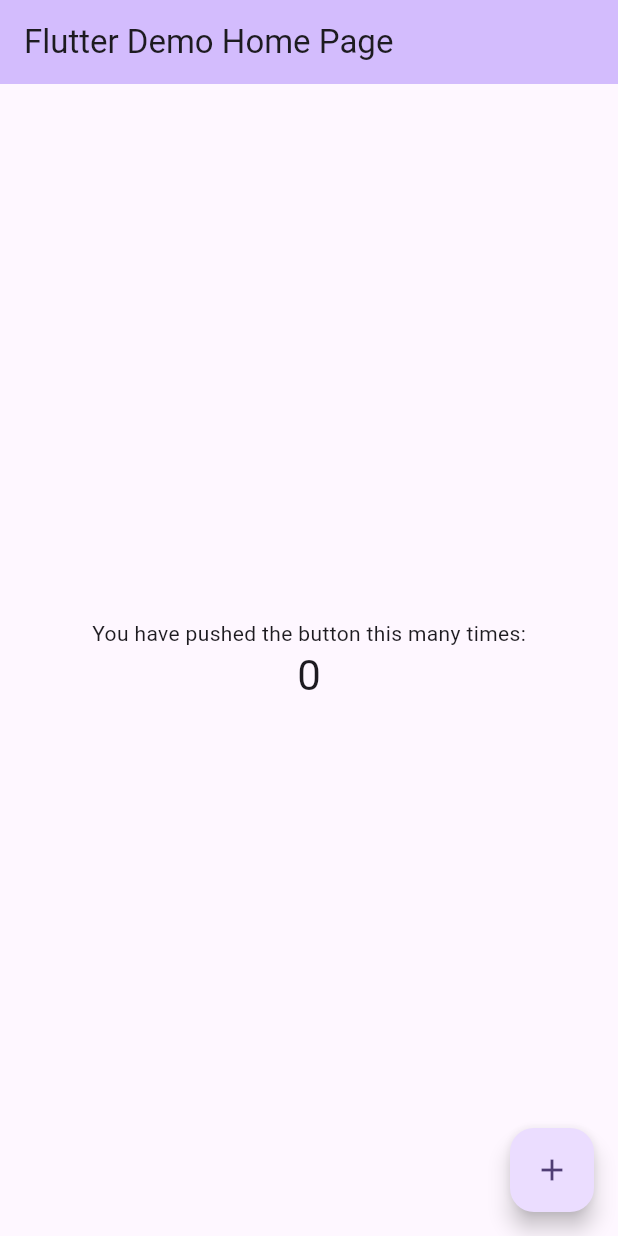
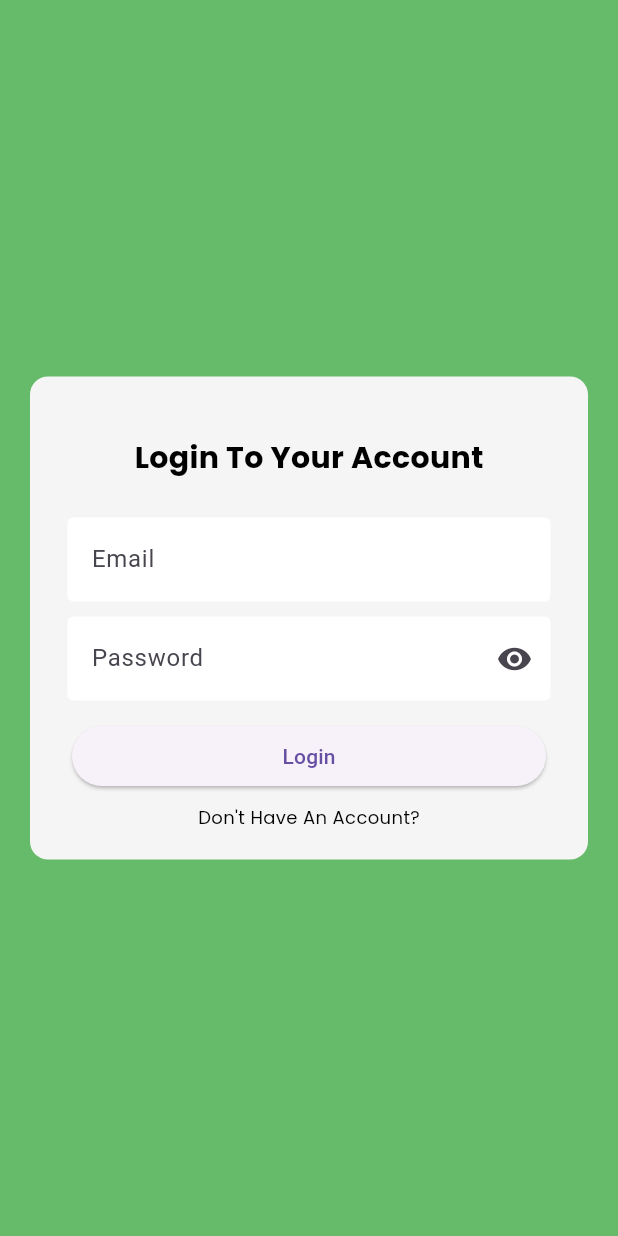
Before and after one commit to ItsXeoz/SAMIF, a Flutter app: the screen it shows after launch, on a phone screen of 412 x 824 dp. Run offline on Flutter 3.47's test engine with Material 3 defaults, Android fonts, the phone set to English and light mode, and no system bars; our stand-ins replace firebase_auth, firebase_core, google_fonts; accounts and stored records are empty.

Commit message:
add login page and register page

```diff
--- /dev/null
+++ b/lib/auth/auth.dart
@@ -0,0 +1,24 @@
+import 'package:firebase_auth/firebase_auth.dart';
+import 'package:flutter/material.dart';
+import 'package:samif/pages/home_page.dart';
+import 'package:samif/pages/login_page.dart';
+
+class AuthPage extends StatelessWidget {
+  const AuthPage({super.key});
+
+  @override
+  Widget build(BuildContext context) {
+    return Scaffold(
+      body: StreamBuilder(
+        stream: FirebaseAuth.instance.authStateChanges(),
+        builder: (context, snapshot) {
+          if (snapshot.hasData) {
+            return HomePage();
+          } else {
+            return LoginPage();
+          }
+        },
+      ),
+    );
+  }
+}
--- a/lib/main.dart
+++ b/lib/main.dart
@@ -1,4 +1,5 @@
 import 'package:flutter/material.dart';
+import 'package:samif/auth/auth.dart';
 import 'firebase_options.dart';
 import 'package:firebase_core/firebase_core.dart';
 
@@ -17,115 +18,8 @@ class MyApp extends StatelessWidget {
   @override
   Widget build(BuildContext context) {
     return MaterialApp(
-      title: 'Flutter Demo',
-      theme: ThemeData(
-        // This is the theme of your application.
-        //
-        // TRY THIS: Try running your application with "flutter run". You'll see
-        // the application has a purple toolbar. Then, without quitting the app,
-        // try changing the seedColor in the colorScheme below to Colors.green
-        // and then invoke "hot reload" (save your changes or press the "hot
-        // reload" button in a Flutter-supported IDE, or press "r" if you used
-        // the command line to start the app).
-        //
-        // Notice that the counter didn't reset back to zero; the application
-        // state is not lost during the reload. To reset the state, use hot
-        // restart instead.
-        //
-        // This works for code too, not just values: Most code changes can be
-        // tested with just a hot reload.
-        colorScheme: ColorScheme.fromSeed(seedColor: Colors.deepPurple),
-        useMaterial3: true,
-      ),
-      home: const MyHomePage(title: 'Flutter Demo Home Page'),
+      debugShowCheckedModeBanner: false,
+      home: AuthPage(),
     );
   }
 }
-
-class MyHomePage extends StatefulWidget {
-  const MyHomePage({super.key, required this.title});
-
-  // This widget is the home page of your application. It is stateful, meaning
-  // that it has a State object (defined below) that contains fields that affect
-  // how it looks.
-
-  // This class is the configuration for the state. It holds the values (in this
-  // case the title) provided by the parent (in this case the App widget) and
-  // used by the build method of the State. Fields in a Widget subclass are
-  // always marked "final".
-
-  final String title;
-
-  @override
-  State<MyHomePage> createState() => _MyHomePageState();
-}
-
-class _MyHomePageState extends State<MyHomePage> {
-  int _counter = 0;
-
-  void _incrementCounter() {
-    setState(() {
-      // This call to setState tells the Flutter framework that something has
-      // changed in this State, which causes it to rerun the build method below
-      // so that the display can reflect the updated values. If we changed
-      // _counter without calling setState(), then the build method would not be
-      // called again, and so nothing would appear to happen.
-      _counter++;
-    });
-  }
-
-  @override
-  Widget build(BuildContext context) {
-    // This method is rerun every time setState is called, for instance as done
-    // by the _incrementCounter method above.
-    //
-    // The Flutter framework has been optimized to make rerunning build methods
-    // fast, so that you can just rebuild anything that needs updating rather
-    // than having to individually change instances of widgets.
-    return Scaffold(
-      appBar: AppBar(
-        // TRY THIS: Try changing the color here to a specific color (to
-        // Colors.amber, perhaps?) and trigger a hot reload to see the AppBar
-        // change color while the other colors stay the same.
-        backgroundColor: Theme.of(context).colorScheme.inversePrimary,
-        // Here we take the value from the MyHomePage object that was created by
-        // the App.build method, and use it to set our appbar title.
-        title: Text(widget.title),
-      ),
-      body: Center(
-        // Center is a layout widget. It takes a single child and positions it
-        // in the middle of the parent.
-        child: Column(
-          // Column is also a layout widget. It takes a list of children and
-          // arranges them vertically. By default, it sizes itself to fit its
-          // children horizontally, and tries to be as tall as its parent.
-          //
-          // Column has various properties to control how it sizes itself and
-          // how it positions its children. Here we use mainAxisAlignment to
-          // center the children vertically; the main axis here is the vertical
-          // axis because Columns are vertical (the cross axis would be
-          // horizontal).
-          //
-          // TRY THIS: Invoke "debug painting" (choose the "Toggle Debug Paint"
-          // action in the IDE, or press "p" in the console), to see the
-          // wireframe for each widget.
-          mainAxisAlignment: MainAxisAlignment.center,
-          children: <Widget>[
-            const Text(
-              'You have pushed the button this many times:',
-            ),
-            Text(
-              '$_counter',
-              style: Theme.of(context).textTheme.headlineMedium,
-            ),
-          ],
-        ),
-      ),
-      floatingActionButton: FloatingActionButton(
-        onPressed: _incrementCounter,
-        tooltip: 'Increment',
-        child: const Icon(Icons.add),
-      ), // This trailing comma makes auto-formatting nicer for build methods.
-    );
-  }
-}
--- /dev/null
+++ b/lib/pages/login_page.dart
@@ -0,0 +1,112 @@
+import 'package:flutter/material.dart';
+import 'package:google_fonts/google_fonts.dart';
+import 'package:samif/pages/register_page.dart';
+import 'package:samif/widget/form_field.dart';
+import 'package:samif/widget/password_form_field.dart';
+
+class LoginPage extends StatefulWidget {
+  const LoginPage({super.key});
+
+  @override
+  State<LoginPage> createState() => _LoginPageState();
+}
+
+class _LoginPageState extends State<LoginPage> {
+  final TextEditingController emailController = TextEditingController();
+  final TextEditingController passwordController = TextEditingController();
+  final GlobalKey<FormState> globalKey = GlobalKey<FormState>();
+
+  @override
+  Widget build(BuildContext context) {
+    return Scaffold(
+      backgroundColor: Colors.green[400],
+      body: Container(
+        child: loginForm(),
+      ),
+    );
+  }
+
+  Widget loginForm() {
+    return Column(
+      mainAxisAlignment: MainAxisAlignment.center,
+      children: [
+        Container(
+          padding: EdgeInsets.all(20),
+          margin: EdgeInsets.all(20),
+          decoration: BoxDecoration(
+              color: Colors.grey[100], borderRadius: BorderRadius.circular(12)),
+          child: Form(
+            key: globalKey,
+            child: Column(
+              children: [
+                Container(
+                  margin: EdgeInsets.symmetric(vertical: 20),
+                  child: Text(
+                    "Login To Your Account",
+                    style: GoogleFonts.poppins(
+                      fontSize: 20,
+                      fontWeight: FontWeight.bold,
+                      color: Colors.black,
+                    ),
+                  ),
+                ),
+                MyFormField(
+                  hint: "Email",
+                  textEditingController: emailController,
+                  validator: (value) {
+                    if (value!.isEmpty) {
+                      return "Please type Your Email Address";
+                    }
+                    return null;
+                  },
+                ),
+                PasswordFormField(
+                  hintText: "Password",
+                  textEditingController: passwordController,
+                  validator: (value) {
+                    if (value!.isEmpty) {
+                      return "Please type your Password";
+                    }
+                    return null;
+                  },
+                ),
+                Padding(
+                  padding: EdgeInsets.all(8.0),
+                  child: SizedBox(
+                    width: double.infinity,
+                    child: ElevatedButton(
+                      onPressed: () {
+                        if (globalKey.currentState!.validate()) {}
+                      },
+                      child: Text("Login"),
+                    ),
+                  ),
+                ),
+                Center(
+                  child: GestureDetector(
+                    onTap: () {
+                      Navigator.push(
+                        context,
+                        MaterialPageRoute(
+                          builder: (context) => RegisterPage(),
+                        ),
+                      );
+                    },
+                    child: Text(
+                      "Don't Have An Account?",
+                      style: GoogleFonts.poppins(
+                        fontSize: 12,
+                        fontWeight: FontWeight.w400,
+                        color: Colors.black,
+                      ),
+                    ),
+                  ),
+                ),
+              ],
+            ),
+          ),
+        ),
+      ],
+    );
+  }
+}
--- /dev/null
+++ b/lib/widget/form_field.dart
@@ -0,0 +1,29 @@
+import 'package:flutter/material.dart';
+
+class MyFormField extends StatelessWidget {
+  final String hint;
+  final TextEditingController textEditingController;
+  final String? Function(String?)? validator;
+
+  const MyFormField(
+      {super.key,
+      required this.hint,
+      required this.textEditingController,
+      this.validator});
+
+  @override
+  Widget build(BuildContext context) {
+    return Padding(
+      padding: const EdgeInsets.all(5),
+      child: TextFormField(
+        controller: TextEditingController(),
+        validator: validator,
+        decoration: InputDecoration(
+            hintText: hint,
+            filled: true,
+            fillColor: Colors.white,
+            border: OutlineInputBorder(borderSide: BorderSide.none)),
+      ),
+    );
+  }
+}
--- /dev/null
+++ b/lib/widget/password_form_field.dart
@@ -0,0 +1,65 @@
+import 'package:flutter/material.dart';
+
+class PasswordFormField extends StatefulWidget {
+  const PasswordFormField({super.key,
+  required this.hintText,
+  required this.textEditingController,
+  this.validator});
+
+  final String hintText;
+  final TextEditingController textEditingController;
+  final String? Function(String?)? validator;
+
+  @override
+  State<PasswordFormField> createState() => _PasswordFormFieldState();
+}
+
+class _PasswordFormFieldState extends State<PasswordFormField> {
+
+  bool passwordVisible = false;
+  String? hintText ;
+  TextEditingController? textEditingController;
+  String? Function(String?)? validator;
+
+
+  @override
+  void initState() {
+    super.initState();
+    passwordVisible = true;
+    hintText = widget.hintText;
+    textEditingController = widget.textEditingController;
+    validator = widget.validator;
+  }
+
+  @override
+  Widget build(BuildContext context) {
+    return Padding(
+      padding: const EdgeInsets.all(5),
+      child: TextFormField(
+            obscureText: passwordVisible,
+            controller: textEditingController,
+            validator: validator,
+            decoration: InputDecoration(
+              border: OutlineInputBorder(borderSide: BorderSide.none),
+              hintText: hintText,
+              fillColor: Colors.white,
+              suffixIcon: IconButton(
+                icon: Icon(
+                    passwordVisible ? Icons.visibility : Icons.visibility_off),
+                onPressed: () {
+                  setState(
+                    () {
+                      passwordVisible = !passwordVisible;
+                    },
+                  );
+                },
+              ),
+              alignLabelWithHint: false,
+              filled: true,
+            ),
+            keyboardType: TextInputType.visiblePassword,
+            textInputAction: TextInputAction.done,
+          ),
+    );
+  }
+}
--- a/pubspec.yaml
+++ b/pubspec.yaml
@@ -36,6 +36,12 @@ dependencies:
   # Use with the CupertinoIcons class for iOS style icons.
   cupertino_icons: ^1.0.8
   firebase_core: ^3.6.0
+  firebase_auth: ^5.3.1
+  cloud_firestore: ^5.4.4
+  firebase_storage: ^12.3.3
+  google_fonts: ^6.2.1
+
+
 
 dev_dependencies:
   flutter_test:
```
Also changed, not shown: lib/pages/home_page.dart (added, +15 -0 lines), lib/pages/register_page.dart (added, +112 -0 lines), pubspec.lock, 1 other file.
